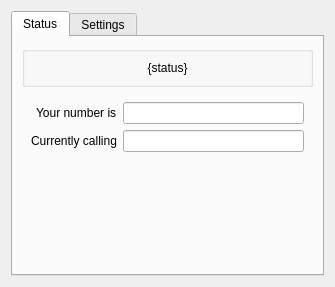
Before: the Qt Designer form src/platform/qt/MobileAdapterView.ui in zenaror/mgba, drawn with Qt 5.
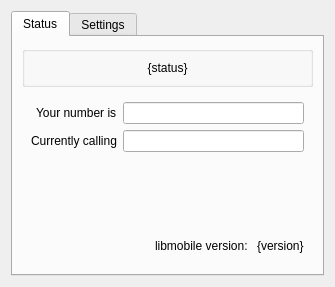
After: the same form once the commit is applied.

Commit message: Qt: Add libmobile version to interface

What changed in the file:
```diff
--- a/src/platform/qt/MobileAdapterView.ui
+++ b/src/platform/qt/MobileAdapterView.ui
@@ -85,6 +85,39 @@
          </property>
         </spacer>
        </item>
+       <item>
+        <widget class="QWidget" name="versionWidget" native="true">
+         <layout class="QHBoxLayout" name="horizontalLayout_versionWidget">
+          <item>
+           <spacer name="horizontalSpacer_versionWidget">
+            <property name="orientation">
+             <enum>Qt::Horizontal</enum>
+            </property>
+            <property name="sizeHint" stdset="0">
+             <size>
+              <width>40</width>
+              <height>20</height>
+             </size>
+            </property>
+           </spacer>
+          </item>
+          <item>
+           <widget class="QLabel" name="label_versionText">
+            <property name="text">
+             <string>libmobile version: </string>
+            </property>
+           </widget>
+          </item>
+          <item>
+           <widget class="QLabel" name="versionText">
+            <property name="text">
+             <string>{version}</string>
+            </property>
+           </widget>
+          </item>
+         </layout>
+        </widget>
+       </item>
       </layout>
      </widget>
      <widget class="QWidget" name="settingsTab">
```
The commit also changes 1 other file.
